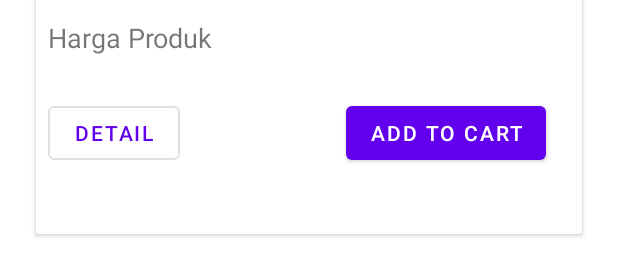
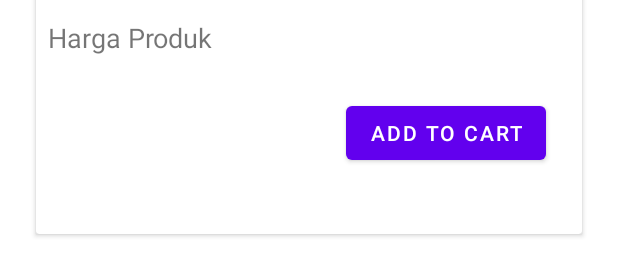
Before and after one commit to StephenTantowi/projectNMP, an Android app: the layout product_layout.xml on its own in the app's theme, with its tools: preview values and no code run, on a phone screen of 412 x 824 dp. Shown: the part 303-579 px from the top of the screen. Run offline under Robolectric (Android 15) with nearby library versions, the phone set to English and light mode, and no system bars; network calls fail.

Commit message:
detail product

```diff
--- a/ProjectNMP/app/src/main/res/layout/product_layout.xml
+++ b/ProjectNMP/app/src/main/res/layout/product_layout.xml
@@ -69,17 +69,6 @@
                 app:layout_constraintEnd_toEndOf="parent"
                 app:layout_constraintTop_toBottomOf="@+id/txtHarga" />
 
-            <Button
-                android:id="@+id/btnDetail"
-                style="@style/Widget.MaterialComponents.Button.OutlinedButton"
-                android:layout_width="wrap_content"
-                android:layout_height="wrap_content"
-                android:layout_marginStart="8dp"
-                android:layout_marginBottom="16dp"
-                android:text="Detail"
-                app:layout_constraintBottom_toBottomOf="parent"
-                app:layout_constraintStart_toStartOf="parent"
-                app:layout_constraintTop_toBottomOf="@+id/txtHarga" />
         </androidx.constraintlayout.widget.ConstraintLayout>
     </androidx.cardview.widget.CardView>
 </androidx.constraintlayout.widget.ConstraintLayout>
```
Also changed, not shown: ProjectNMP/app/src/main/java/id/ac/ubaya/informatika/projectnmp/DetailActivity.kt (+12 -0 lines), ProjectNMP/app/src/main/java/id/ac/ubaya/informatika/projectnmp/productAdapter.kt (+13 -0 lines), ProjectNMP/app/src/main/res/layout/activity_detail.xml (+22 -15 lines).
